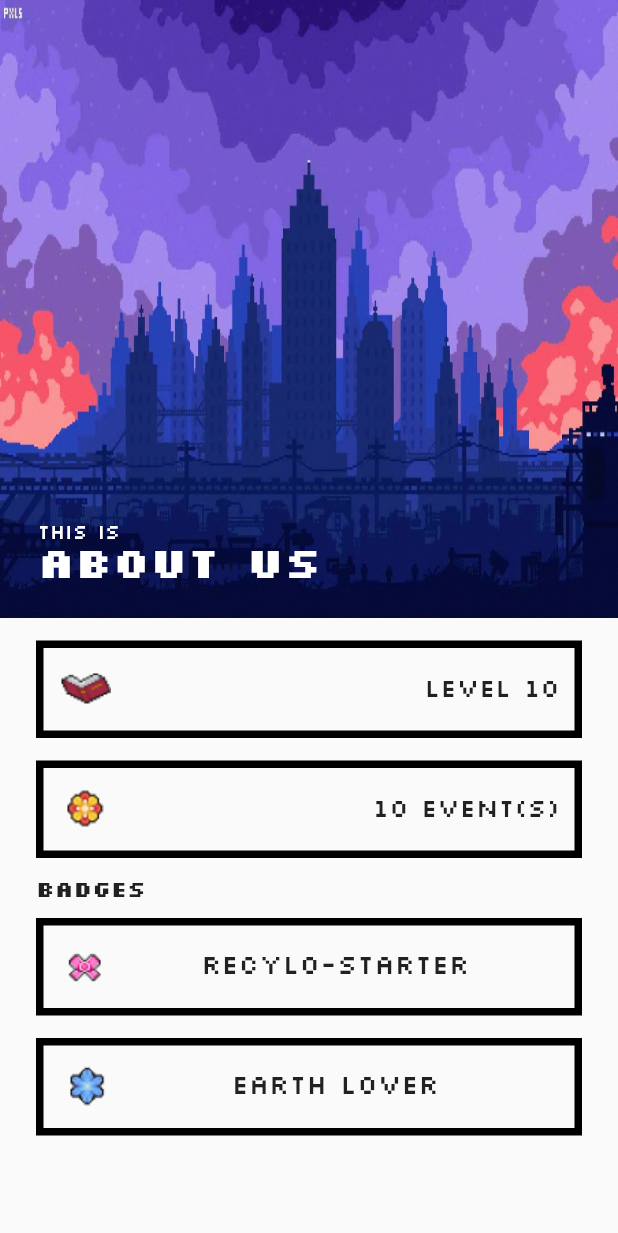
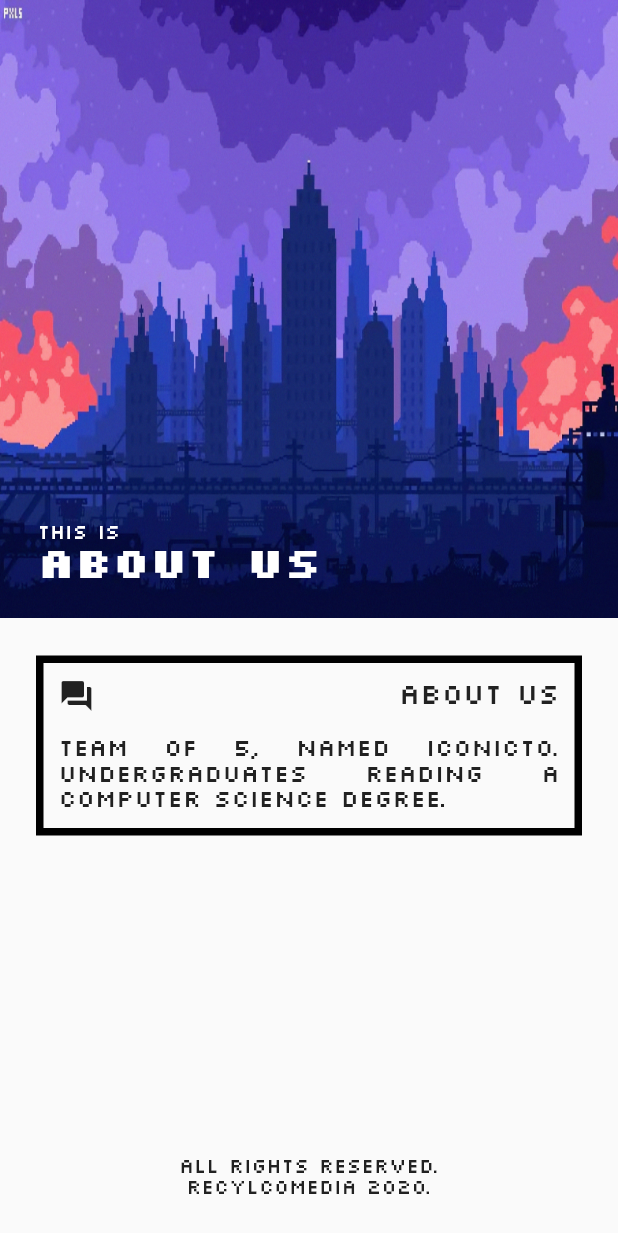
Before and after one commit to Iconicto/recyclomedia, a Flutter app: the AboutUsPage screen opened directly, on a phone screen of 412 x 824 dp. Shown: the top 1233 px of the screen. Run offline on Flutter 3.47's test engine with Material 2 defaults, Android fonts, the phone set to English and light mode, and no system bars; our stand-ins replace dio; network calls fail.

Commit message:
added about us page

```diff
--- a/recyclomedia/lib/pages/aboutus.page.dart
+++ b/recyclomedia/lib/pages/aboutus.page.dart
@@ -12,7 +12,8 @@ class AboutUsPage extends StatefulWidget {
 class AboutUsPageState extends State<AboutUsPage> {
   @override
   Widget build(BuildContext context) {
-    return Column(
+    return Scaffold(
+      body: Column(
         children: [
           Expanded(
             child: Stack(
@@ -53,124 +54,84 @@ class AboutUsPageState extends State<AboutUsPage> {
           ),
           Expanded(
             flex: MediaQuery.of(context).size.height > 680 ? 1 : 2,
-          child: SingleChildScrollView(
             child: Padding(
               padding: EdgeInsets.symmetric(horizontal: 24),
               child: Column(
-                crossAxisAlignment: CrossAxisAlignment.start,
+                mainAxisAlignment: MainAxisAlignment.spaceBetween,
+                crossAxisAlignment: CrossAxisAlignment.center,
                 children: [
+                  Column(
+                    children: [
+                      Divider(
+                        color: Colors.transparent,
+                        height: 25,
+                      ),
+                      GestureDetector(
+                        onTap: () {
+                          Navigator.push(
+                            context,
+                            MaterialPageRoute(
+                              builder: (ctx) => AboutUsPage(),
+                            ),
+                          );
+                        },
+                        child: Container(
+                          padding: EdgeInsets.symmetric(
+                              horizontal: 10, vertical: 10),
+                          child: Column(
+                            children: [
+                              Row(
+                                mainAxisAlignment:
+                                    MainAxisAlignment.spaceBetween,
+                                children: [
+                                  Icon(Icons.question_answer),
+                                  Text(
+                                    "ABOUT US",
+                                    style: TextStyle(fontSize: 20),
+                                  ),
+                                ],
+                              ),
                               Divider(
                                 color: Colors.transparent,
                                 height: 15,
                               ),
                               Container(
-                    padding: EdgeInsets.symmetric(horizontal: 10, vertical: 10),
-                    child: Row(
-                      mainAxisAlignment: MainAxisAlignment.spaceBetween,
-                      children: [
-                        Image.asset('lib/assets/images/level.png'),
-                        Text(
-                          "Level 10",
-                          style: TextStyle(fontSize: 18),
-                        ),
+                                child: Text(
+                                    "Team of 5, named Iconicto. Undergraduates reading a Computer Science degree.",
+                                    textAlign: TextAlign.justify,
+                                    style: TextStyle(fontSize: 17)),
+                              )
                             ],
                           ),
                           decoration: BoxDecoration(
                             border: Border.all(color: Colors.black, width: 5),
                           ),
                         ),
-                  Divider(
-                    color: Colors.transparent,
-                    height: 15,
-                  ),
-                  Container(
-                    padding: EdgeInsets.symmetric(horizontal: 10, vertical: 10),
-                    child: Row(
-                      mainAxisAlignment: MainAxisAlignment.spaceBetween,
-                      children: [
-                        Image.asset('lib/assets/images/event.png'),
-                        Text(
-                          "10 Event(s)",
-                          style: TextStyle(fontSize: 18),
-                        ),
-                      ],
-                    ),
-                    decoration: BoxDecoration(
-                      border: Border.all(color: Colors.black, width: 5),
-                    ),
                       ),
                       Divider(
                         color: Colors.transparent,
                         height: 15,
                       ),
+                    ],
+                  ),
+                  Column(
+                    children: [
                       Text(
-                    "Badges",
-                    style: TextStyle(fontSize: 15, fontWeight: FontWeight.bold),
+                        "All Rights Reserved. \nRecylcomedia 2020.",
+                        textAlign: TextAlign.center,
                       ),
                       Divider(
                         color: Colors.transparent,
-                    height: 10,
-                  ),
-                  Container(
-                    padding: EdgeInsets.symmetric(horizontal: 10, vertical: 10),
-                    child: Row(
-                      mainAxisSize: MainAxisSize.max,
-                      children: [
-                        Image.asset('lib/assets/images/beginner.png'),
-                        Expanded(
-                          child: Row(
-                            mainAxisSize: MainAxisSize.max,
-                            mainAxisAlignment: MainAxisAlignment.center,
-                            crossAxisAlignment: CrossAxisAlignment.end,
-                            children: [
-                              Text(
-                                "RECYLO-STARTER",
-                                style: TextStyle(fontSize: 19),
+                        height: 25,
                       ),
                     ],
-                          ),
-                        ),
-                      ],
-                    ),
-                    decoration: BoxDecoration(
-                      border: Border.all(color: Colors.black, width: 5),
-                    ),
-                  ),
-                  Divider(
-                    color: Colors.transparent,
-                    height: 15,
-                  ),
-                  Container(
-                    padding: EdgeInsets.symmetric(horizontal: 10, vertical: 10),
-                    child: Row(
-                      mainAxisSize: MainAxisSize.max,
-                      children: [
-                        Image.asset('lib/assets/images/earthlover.png'),
-                        Expanded(
-                          child: Row(
-                            mainAxisSize: MainAxisSize.max,
-                            mainAxisAlignment: MainAxisAlignment.center,
-                            crossAxisAlignment: CrossAxisAlignment.end,
-                            children: [
-                              Text(
-                                "EARTH LOVER",
-                                style: TextStyle(fontSize: 19),
-                              ),
-                            ],
-                          ),
-                        ),
-                      ],
-                    ),
-                    decoration: BoxDecoration(
-                      border: Border.all(color: Colors.black, width: 5),
-                    ),
                   )
                 ],
               ),
             ),
           ),
+        ],
       ),
-      ],
     );
   }
 }
```
Also changed, not shown: recyclomedia/lib/pages/dashboard.page.dart (+14 -20 lines). Lines whose indentation alone changed are shown as unchanged.
